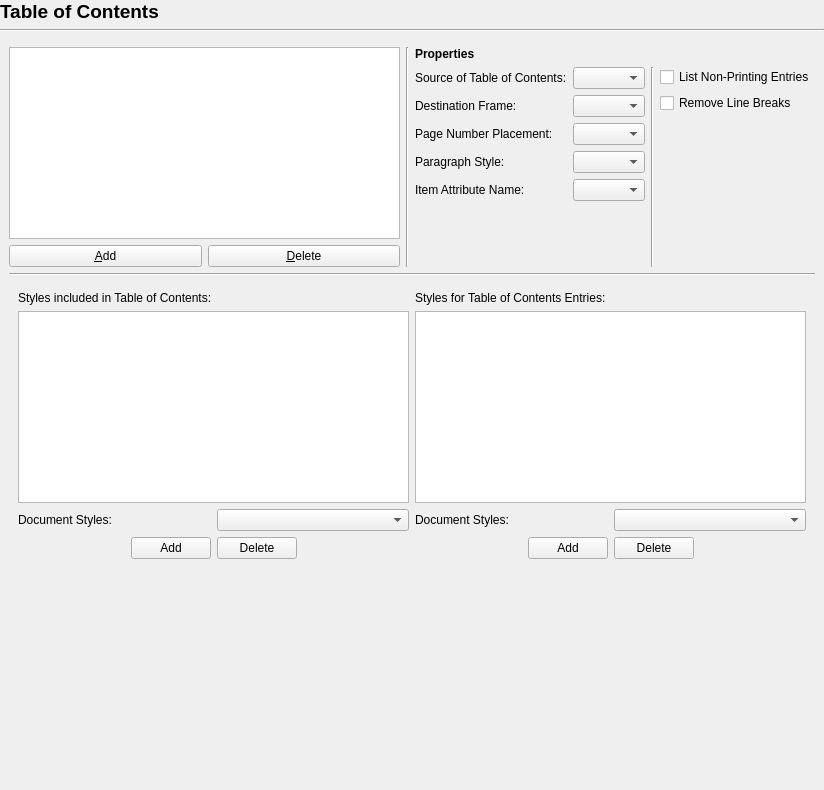
The window that scribus/ui/prefs_tableofcontentsbase.ui (scribusproject/scribus) describes before a commit, drawn with Qt 5.
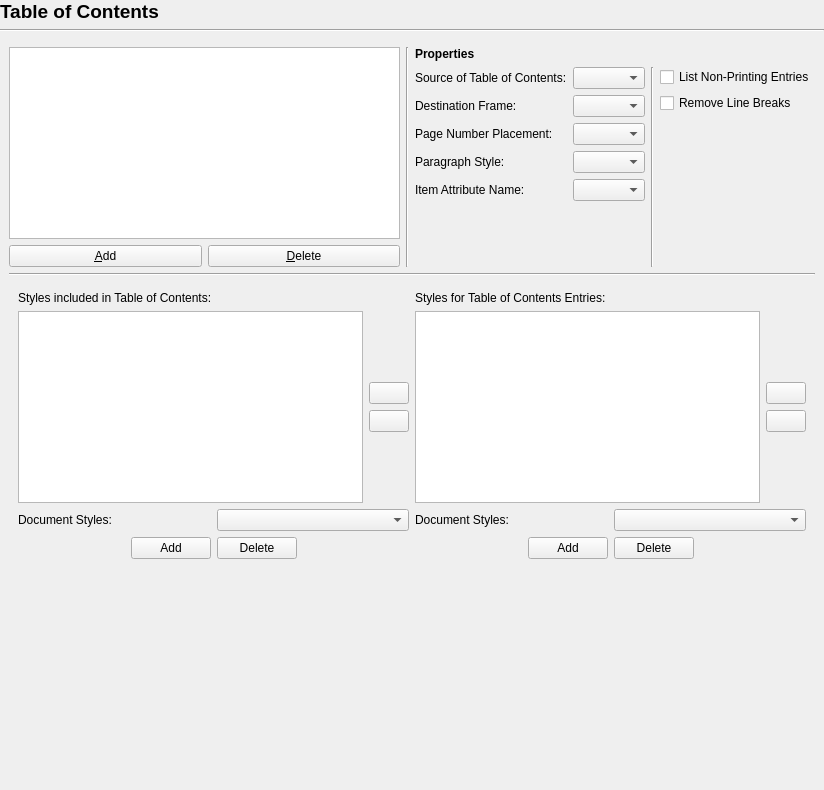
The same window after the commit.

Commit message: Add ability to move TOC styles up and down lists.

The edit to the form file:
```diff
--- a/scribus/ui/prefs_tableofcontentsbase.ui
+++ b/scribus/ui/prefs_tableofcontentsbase.ui
@@ -64,7 +64,7 @@
         <height>748</height>
        </rect>
       </property>
-      <layout class="QVBoxLayout" name="verticalLayout_7">
+      <layout class="QVBoxLayout" name="verticalLayout_9">
        <item>
         <layout class="QHBoxLayout" name="horizontalLayout_4">
          <item>
@@ -274,9 +274,9 @@
           <number>0</number>
          </property>
          <widget class="QWidget" name="page">
-          <layout class="QHBoxLayout" name="horizontalLayout_7">
+          <layout class="QHBoxLayout" name="horizontalLayout_9">
            <item>
-            <layout class="QVBoxLayout" name="verticalLayout_2">
+            <layout class="QVBoxLayout" name="verticalLayout_6">
              <item>
               <widget class="QLabel" name="label_4">
                <property name="text">
@@ -285,11 +285,55 @@
               </widget>
              </item>
              <item>
-              <widget class="QListWidget" name="styleListWidget">
-               <property name="sortingEnabled">
-                <bool>true</bool>
-               </property>
-              </widget>
+              <layout class="QHBoxLayout" name="horizontalLayout_8">
+               <item>
+                <widget class="QListWidget" name="styleListWidget"/>
+               </item>
+               <item>
+                <layout class="QVBoxLayout" name="verticalLayout_2">
+                 <item>
+                  <spacer name="verticalSpacer_2">
+                   <property name="orientation">
+                    <enum>Qt::Vertical</enum>
+                   </property>
+                   <property name="sizeHint" stdset="0">
+                    <size>
+                     <width>20</width>
+                     <height>40</height>
+                    </size>
+                   </property>
+                  </spacer>
+                 </item>
+                 <item>
+                  <widget class="QPushButton" name="tocStyleUpButton">
+                   <property name="text">
+                    <string/>
+                   </property>
+                  </widget>
+                 </item>
+                 <item>
+                  <widget class="QPushButton" name="tocStyleDownButton">
+                   <property name="text">
+                    <string/>
+                   </property>
+                  </widget>
+                 </item>
+                 <item>
+                  <spacer name="verticalSpacer_4">
+                   <property name="orientation">
+                    <enum>Qt::Vertical</enum>
+                   </property>
+                   <property name="sizeHint" stdset="0">
+                    <size>
+                     <width>20</width>
+                     <height>40</height>
+                    </size>
+                   </property>
+                  </spacer>
+                 </item>
+                </layout>
+               </item>
+              </layout>
              </item>
              <item>
               <layout class="QHBoxLayout" name="horizontalLayout_2">
@@ -359,7 +403,7 @@
             </layout>
            </item>
            <item>
-            <layout class="QVBoxLayout" name="verticalLayout_6">
+            <layout class="QVBoxLayout" name="verticalLayout_8">
              <item>
               <widget class="QLabel" name="label_6">
                <property name="text">
@@ -368,11 +412,59 @@
               </widget>
              </item>
              <item>
-              <widget class="QListWidget" name="styleListTOCWidget">
-               <property name="sortingEnabled">
-                <bool>false</bool>
-               </property>
-              </widget>
+              <layout class="QHBoxLayout" name="horizontalLayout_7">
+               <item>
+                <widget class="QListWidget" name="styleListTOCWidget">
+                 <property name="sortingEnabled">
+                  <bool>false</bool>
+                 </property>
+                </widget>
+               </item>
+               <item>
+                <layout class="QVBoxLayout" name="verticalLayout_7">
+                 <item>
+                  <spacer name="verticalSpacer_5">
+                   <property name="orientation">
+                    <enum>Qt::Vertical</enum>
+                   </property>
+                   <property name="sizeHint" stdset="0">
+                    <size>
+                     <width>20</width>
+                     <height>40</height>
+                    </size>
+                   </property>
+                  </spacer>
+                 </item>
+                 <item>
+                  <widget class="QPushButton" name="tocEntryStyleUpButton">
+                   <property name="text">
+                    <string/>
+                   </property>
+                  </widget>
+                 </item>
+                 <item>
+                  <widget class="QPushButton" name="tocEntryStyleDownButton">
+                   <property name="text">
+                    <string/>
+                   </property>
+                  </widget>
+                 </item>
+                 <item>
+                  <spacer name="verticalSpacer_6">
+                   <property name="orientation">
+                    <enum>Qt::Vertical</enum>
+                   </property>
+                   <property name="sizeHint" stdset="0">
+                    <size>
+                     <width>20</width>
+                     <height>40</height>
+                    </size>
+                   </property>
+                  </spacer>
+                 </item>
+                </layout>
+               </item>
+              </layout>
              </item>
              <item>
               <layout class="QHBoxLayout" name="horizontalLayout_5">
```
The commit also changes 2 other files.
